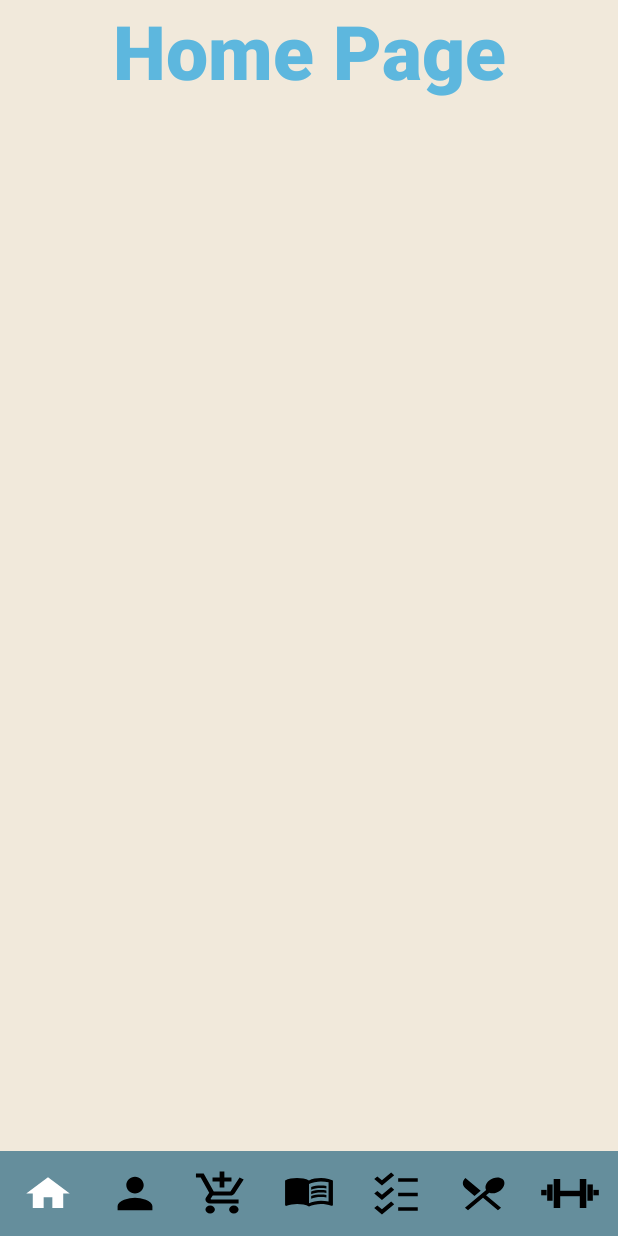
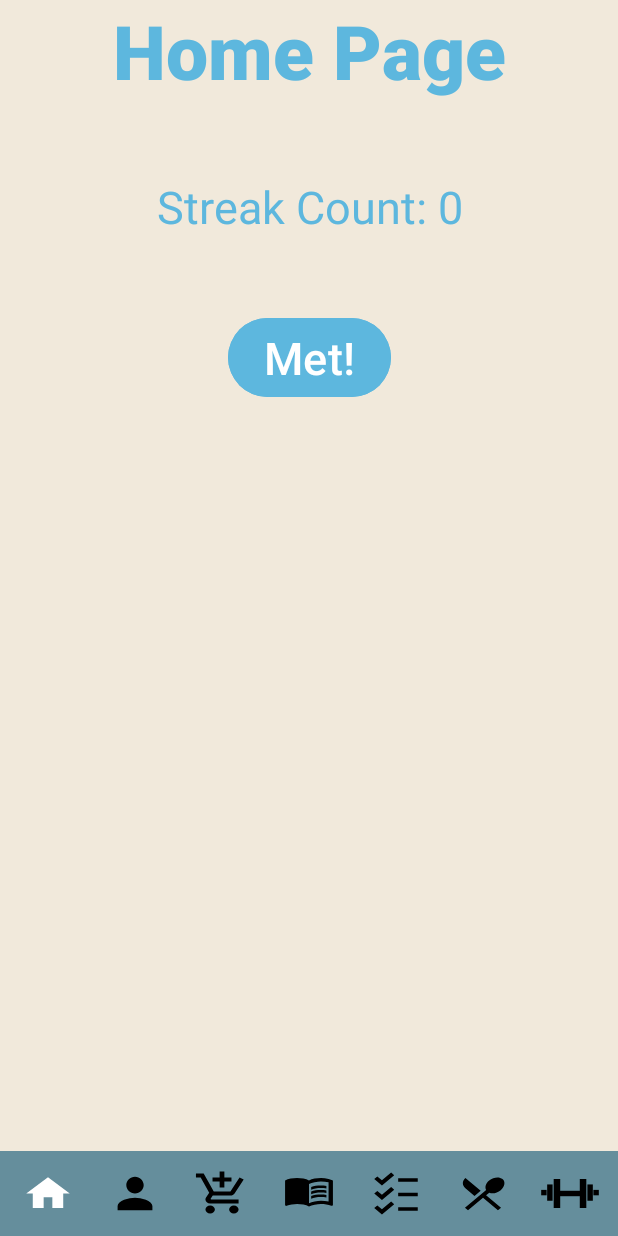
Before and after one commit to kailen-mccauley/CS2340A_Team24, an Android app: the HomeActivity screen opened directly, with no data from a screen before it, on a phone screen of 412 x 824 dp. Run offline under Robolectric (Android 15) with nearby library versions, the phone set to English and light mode, and no system bars.

Commit message:
Simple UI for Home Screen.

```diff
--- a/GreenPlate/app/src/main/java/com/example/greenplate/views/HomeActivity.java
+++ b/GreenPlate/app/src/main/java/com/example/greenplate/views/HomeActivity.java
@@ -2,6 +2,7 @@ package com.example.greenplate.views;
 import com.example.greenplate.viewmodels.HomeViewModel;
 import android.content.Intent;
 import android.os.Bundle;
+import android.widget.Button;
 import android.widget.ImageButton;
 import android.util.Log;
 
@@ -30,6 +31,8 @@ public class HomeActivity extends AppCompatActivity {
         ImageButton toShoppingButton = findViewById(R.id.btn_shopping);
         ImageButton toPersonalButton = findViewById(R.id.btn_personal);
 
+        Button metGoal = findViewById(R.id.completeButton);
+
         Intent intentMeal = new Intent(HomeActivity.this, MealActivity.class);
         makeNavigationBar(toMealButton, intentMeal);
         Intent intentRecipe = new Intent(HomeActivity.this, RecipeActivity.class);
@@ -42,6 +45,8 @@ public class HomeActivity extends AppCompatActivity {
         makeNavigationBar(toIngredientButton, intentIngredient);
         Intent intentFitness = new Intent(HomeActivity.this, FitnessActivity.class);
 
+        // metGoal.setOnClickListener(); Look at implementation in other screens for buttons if you get lost
+
         logFitnessStreak();
     }
 
--- a/GreenPlate/app/src/main/res/layout/activity_home.xml
+++ b/GreenPlate/app/src/main/res/layout/activity_home.xml
@@ -13,6 +13,7 @@ android:background="@color/alabaster">
     android:orientation="vertical">
 
     <TextView
+        android:id="@+id/homeTitle"
         android:layout_width="wrap_content"
         android:layout_height="wrap_content"
         android:fontFamily="sans-serif-black"
@@ -23,6 +24,33 @@ android:background="@color/alabaster">
         app:layout_constraintEnd_toEndOf="parent"
         app:layout_constraintStart_toStartOf="parent"
         app:layout_constraintTop_toTopOf="parent" />
+
+    <TextView
+        android:id="@+id/trackerNumber"
+        android:layout_width="wrap_content"
+        android:layout_height="wrap_content"
+        android:text="Streak Count: 0"
+        android:textAlignment="center"
+        android:textColor="@color/aero"
+        android:textSize="30sp"
+        android:layout_marginTop="50dp"
+        app:layout_constraintEnd_toEndOf="parent"
+        app:layout_constraintStart_toStartOf="parent"
+        app:layout_constraintTop_toBottomOf="@+id/homeTitle" />
+
+    <Button
+        android:id="@+id/completeButton"
+        android:layout_width="wrap_content"
+        android:layout_height="wrap_content"
+        android:text="Met!"
+        android:textAlignment="center"
+        android:backgroundTint="@color/aero"
+        android:textColor="@color/white"
+        android:textSize="30sp"
+        android:layout_marginTop="50dp"
+        app:layout_constraintEnd_toEndOf="parent"
+        app:layout_constraintStart_toStartOf="parent"
+        app:layout_constraintTop_toBottomOf="@+id/trackerNumber" />
 
 </androidx.constraintlayout.widget.ConstraintLayout>
 
```
